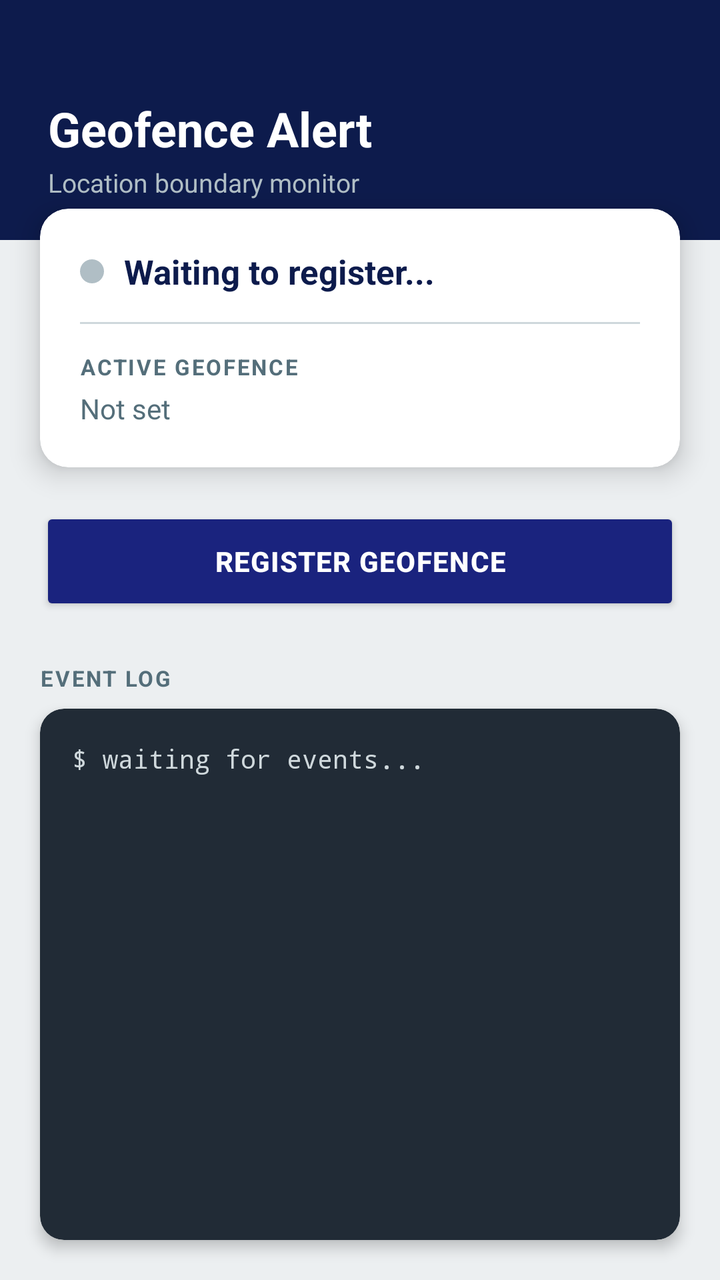
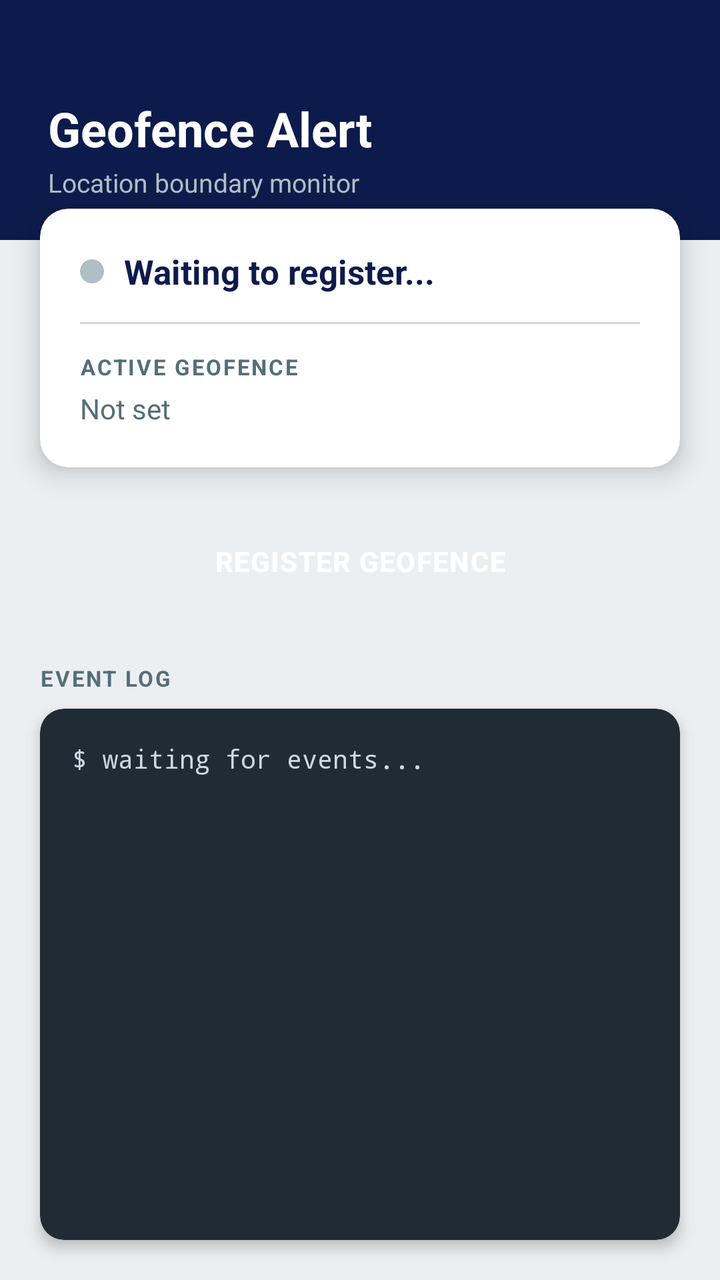

Two renders of the same Android screen: before a commit and after it. Below are the layout's source before the change and the commit's diff.
<!-- AndroidManifest.xml: application theme Theme.GeofenceAlertMini -->
<!-- res/layout/activity_main.xml -->
<?xml version="1.0" encoding="utf-8"?>
<androidx.constraintlayout.widget.ConstraintLayout xmlns:android="http://schemas.android.com/apk/res/android"
    xmlns:app="http://schemas.android.com/apk/res-auto"
    android:layout_width="match_parent"
    android:layout_height="match_parent"
    android:background="@color/gray_bg">

    
    <LinearLayout
        android:id="@+id/topBar"
        android:layout_width="0dp"
        android:layout_height="wrap_content"
        android:orientation="vertical"
        android:background="@color/dark_blue"
        android:paddingStart="24dp"
        android:paddingEnd="24dp"
        android:paddingTop="48dp"
        android:paddingBottom="20dp"
        app:layout_constraintTop_toTopOf="parent"
        app:layout_constraintStart_toStartOf="parent"
        app:layout_constraintEnd_toEndOf="parent">

        <TextView
            android:id="@+id/titleText"
            android:layout_width="wrap_content"
            android:layout_height="wrap_content"
            android:text="Geofence Alert"
            android:textSize="24sp"
            android:textStyle="bold"
            android:textColor="@color/white"/>

        <TextView
            android:layout_width="wrap_content"
            android:layout_height="wrap_content"
            android:layout_marginTop="2dp"
            android:text="Location boundary monitor"
            android:textSize="13sp"
            android:textColor="#B0BEC5"/>
    </LinearLayout>

    
    <androidx.cardview.widget.CardView
        android:id="@+id/statusCard"
        android:layout_width="0dp"
        android:layout_height="wrap_content"
        app:cardCornerRadius="14dp"
        app:cardElevation="8dp"
        app:cardBackgroundColor="@color/white"
        app:layout_constraintTop_toBottomOf="@id/topBar"
        app:layout_constraintStart_toStartOf="parent"
        app:layout_constraintEnd_toEndOf="parent"
        android:layout_marginStart="20dp"
        android:layout_marginEnd="20dp"
        android:layout_marginTop="-16dp">

        <LinearLayout
            android:layout_width="match_parent"
            android:layout_height="wrap_content"
            android:orientation="vertical"
            android:padding="20dp">

            
            <LinearLayout
                android:layout_width="match_parent"
                android:layout_height="wrap_content"
                android:orientation="horizontal"
                android:gravity="center_vertical">

                <View
                    android:id="@+id/statusDot"
                    android:layout_width="12dp"
                    android:layout_height="12dp"
                    android:background="@drawable/status_dot"/>

                <TextView
                    android:id="@+id/statusText"
                    android:layout_width="0dp"
                    android:layout_height="wrap_content"
                    android:layout_weight="1"
                    android:layout_marginStart="10dp"
                    android:text="Waiting to register..."
                    android:textSize="17sp"
                    android:textStyle="bold"
                    android:textColor="@color/dark_blue"/>
            </LinearLayout>

            <View
                android:layout_width="match_parent"
                android:layout_height="1dp"
                android:background="@color/gray_divider"
                android:layout_marginTop="14dp"
                android:layout_marginBottom="14dp"/>

            <TextView
                android:layout_width="wrap_content"
                android:layout_height="wrap_content"
                android:text="ACTIVE GEOFENCE"
                android:textSize="11sp"
                android:textStyle="bold"
                android:textColor="@color/gray_text"
                android:letterSpacing="0.08"/>

            <TextView
                android:id="@+id/activeGeofenceLabel"
                android:layout_width="match_parent"
                android:layout_height="wrap_content"
                android:layout_marginTop="4dp"
                android:text="Not set"
                android:textSize="14sp"
                android:textColor="@color/gray_text"/>

        </LinearLayout>
    </androidx.cardview.widget.CardView>

    
    <Button
        android:id="@+id/registerGeofenceButton"
        android:layout_width="0dp"
        android:layout_height="54dp"
        android:layout_marginTop="20dp"
        android:layout_marginStart="20dp"
        android:layout_marginEnd="20dp"
        android:text="REGISTER GEOFENCE"
        android:textColor="@color/white"
        android:textStyle="bold"
        android:letterSpacing="0.03"
        android:backgroundTint="@color/dark_blue_light"
        app:cornerRadius="12dp"
        app:layout_constraintTop_toBottomOf="@id/statusCard"
        app:layout_constraintStart_toStartOf="parent"
        app:layout_constraintEnd_toEndOf="parent"/>

    
    <TextView
        android:id="@+id/logHeader"
        android:layout_width="0dp"
        android:layout_height="wrap_content"
        android:layout_marginTop="24dp"
        android:layout_marginStart="20dp"
        android:text="EVENT LOG"
        android:textSize="11sp"
        android:textStyle="bold"
        android:textColor="@color/gray_text"
        android:letterSpacing="0.08"
        app:layout_constraintTop_toBottomOf="@id/registerGeofenceButton"
        app:layout_constraintStart_toStartOf="parent"/>

    
    <androidx.cardview.widget.CardView
        android:layout_width="0dp"
        android:layout_height="0dp"
        app:cardCornerRadius="12dp"
        app:cardElevation="4dp"
        app:cardBackgroundColor="@color/console_bg"
        app:layout_constraintTop_toBottomOf="@id/logHeader"
        app:layout_constraintBottom_toBottomOf="parent"
        app:layout_constraintStart_toStartOf="parent"
        app:layout_constraintEnd_toEndOf="parent"
        android:layout_marginTop="8dp"
        android:layout_marginStart="20dp"
        android:layout_marginEnd="20dp"
        android:layout_marginBottom="20dp">

        <ScrollView
            android:layout_width="match_parent"
            android:layout_height="match_parent">

            <TextView
                android:id="@+id/logText"
                android:layout_width="match_parent"
                android:layout_height="wrap_content"
                android:padding="16dp"
                android:text="$ waiting for events..."
                android:textSize="13sp"
                android:fontFamily="monospace"
                android:textColor="@color/console_text"/>
        </ScrollView>
    </androidx.cardview.widget.CardView>

</androidx.constraintlayout.widget.ConstraintLayout>
<!-- resources referenced by this layout -->
<resources>
  <color name="console_bg">#212B36</color>
  <color name="console_text">#CFD8DC</color>
  <color name="dark_blue">#0D1B4C</color>
  <color name="dark_blue_light">#1A237E</color>
  <color name="gray_bg">#ECEFF1</color>
  <color name="gray_divider">#CFD8DC</color>
  <color name="gray_text">#546E7A</color>
  <color name="white">#FFFFFF</color>
  <!-- drawable status_dot (drawable) -->
  <?xml version="1.0" encoding="utf-8"?>
  <shape xmlns:android="http://schemas.android.com/apk/res/android"
      android:shape="oval">
      <solid android:color="@color/status_dot_default" />
  </shape>
  <style name="Theme.GeofenceAlertMini" parent="Base.Theme.GeofenceAlertMini" />
  <color name="status_dot_default">#B0BEC5</color>
  <style name="Base.Theme.GeofenceAlertMini" parent="Theme.Material3.DayNight.NoActionBar">
          
          
      </style>
</resources>

<!-- the commit's change to res/layout/activity_main.xml (unified diff, before → after) -->
@@ -121,11 +121,7 @@
         android:layout_marginStart="20dp"
         android:layout_marginEnd="20dp"
         android:text="REGISTER GEOFENCE"
-        android:textColor="@color/white"
-        android:textStyle="bold"
-        android:letterSpacing="0.03"
-        android:backgroundTint="@color/dark_blue_light"
-        app:cornerRadius="12dp"
+        style="@style/Widget.GeofenceAlertMini.Button"
         app:layout_constraintTop_toBottomOf="@id/statusCard"
         app:layout_constraintStart_toStartOf="parent"
         app:layout_constraintEnd_toEndOf="parent"/>
<!-- resource entries referenced after the edit -->
@@ -3,7 +3,6 @@
   <color name="console_bg">#212B36</color>
   <color name="console_text">#CFD8DC</color>
   <color name="dark_blue">#0D1B4C</color>
-  <color name="dark_blue_light">#1A237E</color>
   <color name="gray_bg">#ECEFF1</color>
   <color name="gray_divider">#CFD8DC</color>
   <color name="gray_text">#546E7A</color>
@@ -14,11 +13,37 @@
       android:shape="oval">
       <solid android:color="@color/status_dot_default" />
   </shape>
+  <style name="Widget.GeofenceAlertMini.Button" parent="Widget.Material3.Button">
+          <item name="cornerRadius">12dp</item>
+          <item name="backgroundTint">@color/dark_blue_light</item>
+          <item name="android:textColor">@color/white</item>
+          <item name="android:textStyle">bold</item>
+          <item name="android:letterSpacing">0.03</item>
+      </style>
   <style name="Theme.GeofenceAlertMini" parent="Base.Theme.GeofenceAlertMini" />
   <color name="status_dot_default">#B0BEC5</color>
-  <style name="Base.Theme.GeofenceAlertMini" parent="Theme.Material3.DayNight.NoActionBar">
+  <color name="dark_blue_light">#1A237E</color>
+  <style name="Base.Theme.GeofenceAlertMini" parent="Theme.Material3.Light.NoActionBar">
           
+          <item name="colorPrimary">@color/dark_blue</item>
+          <item name="colorPrimaryVariant">@color/dark_blue_light</item>
+          <item name="colorOnPrimary">@color/white</item>
+  
           
+          <item name="colorSecondary">@color/dark_blue_light</item>
+          <item name="colorOnSecondary">@color/white</item>
+  
+          
+          <item name="android:statusBarColor">@color/dark_blue</item>
+          <item name="android:windowLightStatusBar">false</item>
+          <item name="android:navigationBarColor">@color/gray_bg</item>
+  
+          
+          <item name="android:windowBackground">@color/gray_bg</item>
+  
+          
+          <item name="android:textColorPrimary">@color/dark_blue</item>
+          <item name="android:textColorSecondary">@color/gray_text</item>
       </style>
 </resources>
 
